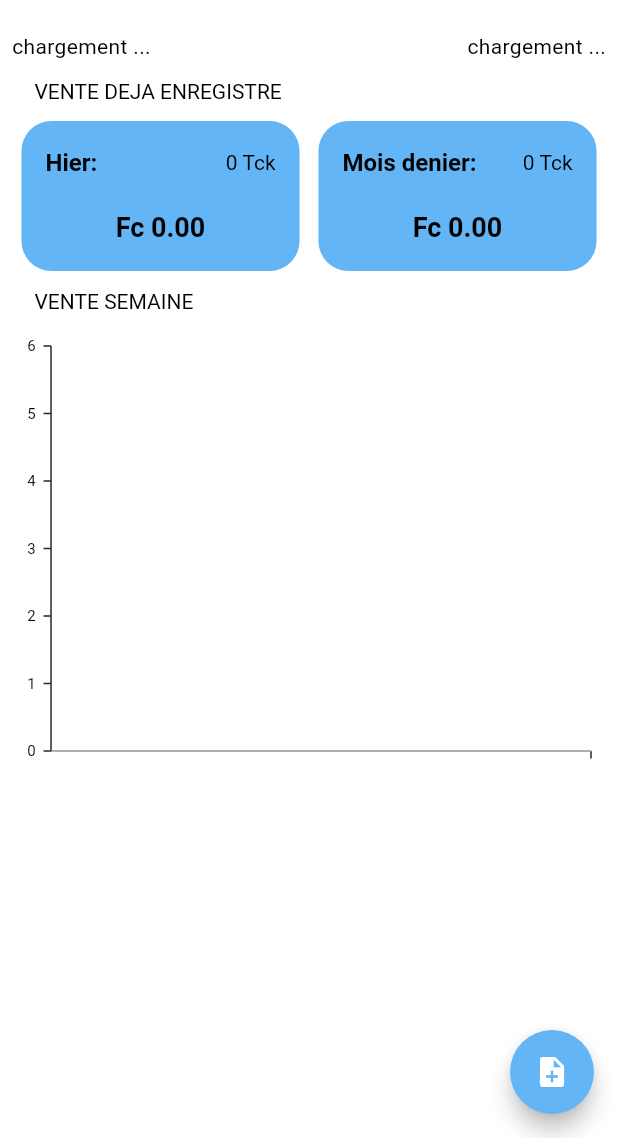
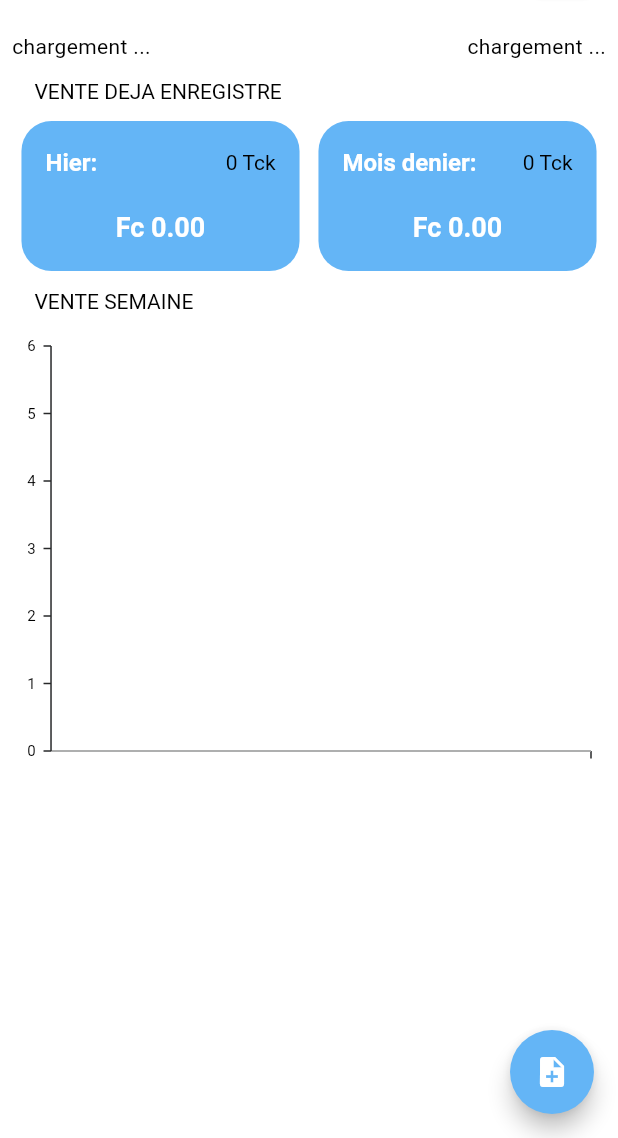
Before and after one commit to justinakonkwa/taxemoto, a Flutter app: the HomePage screen opened by its route, on a phone screen of 412 x 824 dp, the part 98-1236 px from its top. Run offline on Flutter 3.47's test engine with Material 3 defaults, Android fonts, the phone set to English and light mode, and no system bars; our stand-ins replace barcode_widget, flutter_translate, image_picker, permission_handler, shared_preferences, smooth_page_indicator and 1 more; missing offline and left inert: qr_code_scanner, sunmi_printer_plus; accounts and stored records are empty; network calls fail; Roboto replaces fonts that are missing (Montserrat).

Commit message:
suite de correction

```diff
--- a/lib/pages/history_page.dart
+++ b/lib/pages/history_page.dart
@@ -152,7 +152,7 @@ class _HistoryPageState extends State<HistoryPage> {
                                 builder: (context) => DetailPage(
                                   numero: invoice['reference'] ?? '',
                                   date: formattedDate,
-      amount: invoice['amount'] ?? '', // Modification ici
+                                  amount: invoice['amount'] ?? '',
                                   taxateur: invoice['id'] ?? '',
                                   parking: invoice['ticket'] ?? '',
                                 ),
--- a/lib/pages/home_page.dart
+++ b/lib/pages/home_page.dart
@@ -1179,6 +1179,7 @@ class _HomePageState extends State<HomePage> {
                   child: AppText(text: 'VENTE SEMAINE'),
                 ),
                 SfCartesianChart(
+
                   primaryXAxis: const CategoryAxis(
                     labelStyle: TextStyle(fontSize: 10),
                   ),
@@ -1188,6 +1189,7 @@ class _HomePageState extends State<HomePage> {
                   ),
                   series: <ColumnSeries<SalesData, String>>[
                     ColumnSeries<SalesData, String>(
+                      color: Colors.blue.shade300,
                       dataSource: salesDataList,
                       xValueMapper: (SalesData sales, _) => sales.year,
                       yValueMapper: (SalesData sales, _) => sales.sales,
@@ -1243,6 +1245,7 @@ class _HomePageState extends State<HomePage> {
             mainAxisAlignment: MainAxisAlignment.spaceBetween,
             children: [
               AppTextLarge(
+                color: Colors.white,
                 text: period,
                 size: 16,
               ),
@@ -1254,6 +1257,7 @@ class _HomePageState extends State<HomePage> {
           AppTextLarge(
             text: 'Fc ${sales.toStringAsFixed(2)}',
             size: 18,
+            color: Colors.white,
           ),
         ],
       ),
```
Also changed, not shown: lib/pages/detail_page.dart (+12 -3 lines). Lines whose indentation alone changed are shown as unchanged.
